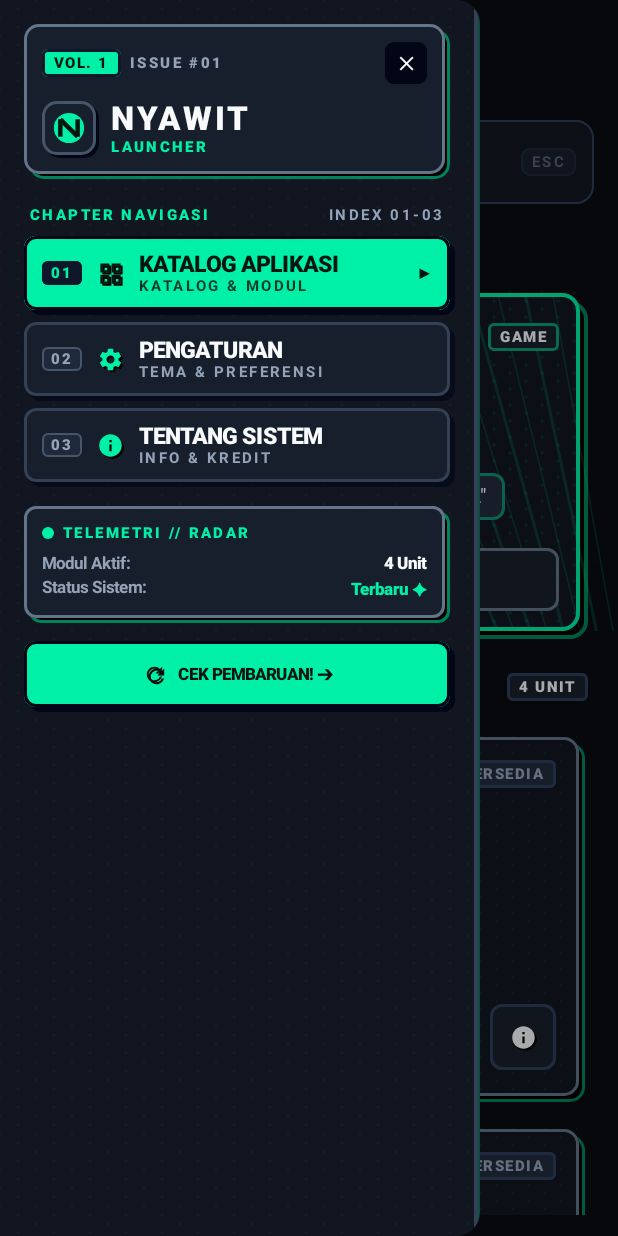
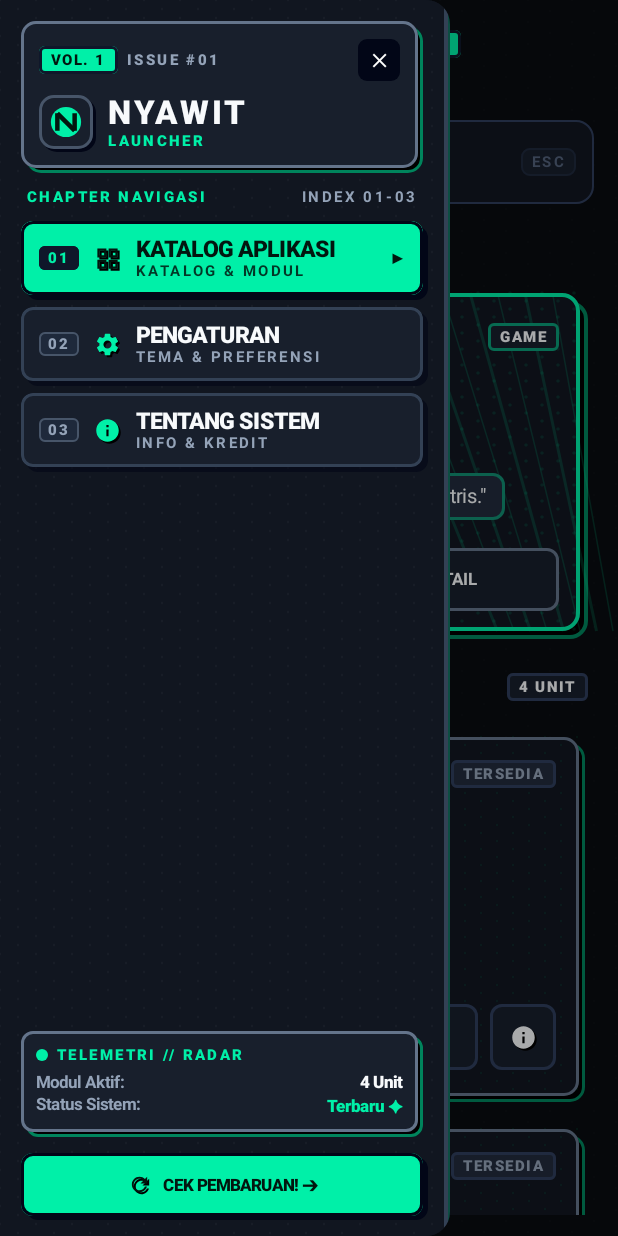
Before and after one commit to nyawit-dev/nyawit-launcher, an Android app built with Jetpack Compose: the screen it shows after launch (MainActivity), after a tap on "Menu", on a phone screen of 412 x 824 dp. Run offline under Robolectric (Android 15) with nearby library versions, the phone set to English and light mode, and no system bars; our stand-ins replace Compose Multiplatform resources.

Commit message:
fix(ui): calibrate TV scale factor and ensure all sidebar items and spotlight buttons fit cleanly

```diff
--- a/shared/src/commonMain/kotlin/dev/nyawit/launcher/feature/catalog/ui/CatalogParts.kt
+++ b/shared/src/commonMain/kotlin/dev/nyawit/launcher/feature/catalog/ui/CatalogParts.kt
@@ -419,7 +419,7 @@ fun FeaturedApp(
     val c = LocalNyawitColors.current
     val responsiveScale = LocalResponsiveScale.current
     val profile = rememberDeviceProfile()
-    val isCompact = profile.kind == ScreenKind.PHONE || profile.widthDp < 680f
+    val isCompact = profile.kind == ScreenKind.PHONE || profile.kind == ScreenKind.TV || profile.widthDp < 960f
 
     ComicPanel(
         modifier = Modifier
--- a/shared/src/commonMain/kotlin/dev/nyawit/launcher/feature/catalog/ui/CatalogScreen.kt
+++ b/shared/src/commonMain/kotlin/dev/nyawit/launcher/feature/catalog/ui/CatalogScreen.kt
@@ -439,9 +439,11 @@ fun CatalogScreen(modifier: Modifier, platformContext: Any?) {
                             )
                             Text(
                                 "ISSUE #1 // " + NyawitStrings.NAV_APPS.uppercase(),
-                                style = NyawitType.Wordmark,
+                                style = NyawitType.Title,
                                 fontWeight = FontWeight.Black,
                                 color = c.Text,
+                                maxLines = 1,
+                                softWrap = false,
                             )
                             ComicBadge(
                                 text = "EDISI UTAMA",
--- a/shared/src/commonMain/kotlin/dev/nyawit/launcher/feature/catalog/ui/Navigation.kt
+++ b/shared/src/commonMain/kotlin/dev/nyawit/launcher/feature/catalog/ui/Navigation.kt
@@ -87,8 +87,13 @@ fun AppSidebar(
             Column(
                 Modifier
                     .fillMaxSize()
-                    .padding(responsiveScale.dp(16))
-                    .verticalScroll(rememberScrollState()),
+                    .padding(14.dp),
+                verticalArrangement = Arrangement.SpaceBetween,
+            ) {
+                // Top Bay: Masthead + Section Title + 3 Chapter Nav Items
+                Column(
+                    modifier = Modifier.fillMaxWidth(),
+                    verticalArrangement = Arrangement.spacedBy(10.dp),
                 ) {
                     // Comic Masthead & Brand Header
                     ComicPanel(
@@ -98,7 +103,7 @@ fun AppSidebar(
                         backgroundColor = c.SurfaceRaised,
                         shape = RoundedCornerShape(10.dp),
                     ) {
-                    Column(Modifier.padding(responsiveScale.dp(12))) {
+                        Column(Modifier.padding(12.dp)) {
                             Row(
                                 Modifier.fillMaxWidth(),
                                 verticalAlignment = Alignment.CenterVertically,
@@ -121,7 +126,7 @@ fun AppSidebar(
                                 if (onClose != null) {
                                     Box(
                                         modifier = Modifier
-                                        .size(responsiveScale.dp(28))
+                                            .size(28.dp)
                                             .background(
                                                 if (c.isDark) Color(0xFF020617) else Color(0xFF0F172A),
                                                 RoundedCornerShape(6.dp)
@@ -139,7 +144,7 @@ fun AppSidebar(
                                 }
                             }
 
-                        Spacer(Modifier.height(10.dp))
+                            Spacer(Modifier.height(8.dp))
 
                             Row(
                                 Modifier.fillMaxWidth(),
@@ -168,8 +173,6 @@ fun AppSidebar(
                         }
                     }
 
-                Spacer(Modifier.height(responsiveScale.dp(18)))
-
                     // Navigation Chapters Header
                     Row(
                         Modifier.fillMaxWidth().padding(horizontal = 4.dp),
@@ -194,19 +197,17 @@ fun AppSidebar(
                         )
                     }
 
-                Spacer(Modifier.height(responsiveScale.dp(8)))
-
-                // Comic Chapter Navigation Items
+                    // Comic Chapter Navigation Items (All 3 items guaranteed visible)
                     Column(
-                    modifier = Modifier.weight(1f, fill = false),
-                    verticalArrangement = Arrangement.spacedBy(responsiveScale.dp(8)),
+                        modifier = Modifier.fillMaxWidth(),
+                        verticalArrangement = Arrangement.spacedBy(8.dp),
                     ) {
                         NavItem(
                             chapter = "01",
                             label = NyawitStrings.NAV_APPS,
                             subtitle = "KATALOG & MODUL",
                             selected = page == AppPage.APPS,
-                        icon = { iconColor -> GridIcon(Modifier.size(responsiveScale.dp(18)), iconColor) },
+                            icon = { iconColor -> GridIcon(Modifier.size(18.dp), iconColor) },
                             onClick = { onNavigate(AppPage.APPS); onClose?.invoke() },
                         )
                         NavItem(
@@ -214,7 +215,7 @@ fun AppSidebar(
                             label = NyawitStrings.NAV_SETTINGS,
                             subtitle = "TEMA & PREFERENSI",
                             selected = page == AppPage.SETTINGS,
-                        icon = { iconColor -> SettingsIcon(Modifier.size(responsiveScale.dp(18)), iconColor) },
+                            icon = { iconColor -> SettingsIcon(Modifier.size(18.dp), iconColor) },
                             onClick = { onNavigate(AppPage.SETTINGS); onClose?.invoke() },
                         )
                         NavItem(
@@ -222,14 +223,17 @@ fun AppSidebar(
                             label = NyawitStrings.NAV_ABOUT,
                             subtitle = "INFO & KREDIT",
                             selected = page == AppPage.ABOUT,
-                        icon = { iconColor -> InfoIcon(Modifier.size(responsiveScale.dp(18)), iconColor) },
+                            icon = { iconColor -> InfoIcon(Modifier.size(18.dp), iconColor) },
                             onClick = { onNavigate(AppPage.ABOUT); onClose?.invoke() },
                         )
                     }
+                }
 
-                Spacer(Modifier.height(responsiveScale.dp(16)))
-
-                // Comic Telemetry Strip
+                // Bottom Bay: Telemetry Strip + Check Update Action Button
+                Column(
+                    modifier = Modifier.fillMaxWidth(),
+                    verticalArrangement = Arrangement.spacedBy(10.dp),
+                ) {
                     ComicPanel(
                         modifier = Modifier.fillMaxWidth(),
                         borderWidth = 2.dp,
@@ -237,11 +241,11 @@ fun AppSidebar(
                         backgroundColor = c.SurfaceRaised,
                         shape = RoundedCornerShape(8.dp),
                     ) {
-                    Column(Modifier.padding(responsiveScale.dp(12))) {
+                        Column(Modifier.padding(10.dp)) {
                             Row(verticalAlignment = Alignment.CenterVertically) {
                                 Box(
                                     Modifier
-                                    .size(responsiveScale.dp(8))
+                                        .size(8.dp)
                                         .background(
                                             if (updateCount > 0 || updateTag != null) c.Warning else c.Primary,
                                             CircleShape,
@@ -255,12 +259,12 @@ fun AppSidebar(
                                     fontWeight = FontWeight.Black,
                                 )
                             }
-                        Spacer(Modifier.height(8.dp))
+                            Spacer(Modifier.height(6.dp))
                             Row(Modifier.fillMaxWidth(), horizontalArrangement = Arrangement.SpaceBetween) {
                                 Text("Modul Aktif:", style = NyawitType.Caption, color = c.Muted, fontWeight = FontWeight.Bold, maxLines = 1, softWrap = false)
                                 Text("$total Unit", style = NyawitType.Caption, color = c.Text, fontWeight = FontWeight.Black, maxLines = 1, softWrap = false)
                             }
-                        Spacer(Modifier.height(3.dp))
+                            Spacer(Modifier.height(2.dp))
                             Row(Modifier.fillMaxWidth(), horizontalArrangement = Arrangement.SpaceBetween) {
                                 Text("Status Sistem:", style = NyawitType.Caption, color = c.Muted, fontWeight = FontWeight.Bold, maxLines = 1, softWrap = false)
                                 Text(
@@ -277,14 +281,12 @@ fun AppSidebar(
                         }
                     }
 
-                Spacer(Modifier.height(responsiveScale.dp(12)))
-
                     // Check Update Action Button with Comic Offset Shadow
                     Box(Modifier.fillMaxWidth()) {
                         Box(
                             Modifier
                                 .fillMaxWidth()
-                            .height(responsiveScale.dp(44))
+                                .height(42.dp)
                                 .offset(3.dp, 3.dp)
                                 .background(
                                     if (c.isDark) Color(0xFF020617) else Color(0xFF0F172A),
@@ -303,19 +305,19 @@ fun AppSidebar(
                             border = BorderStroke(2.dp, if (c.isDark) Color(0xFF020617) else Color(0xFF0F172A)),
                             modifier = Modifier
                                 .fillMaxWidth()
-                            .height(responsiveScale.dp(44))
+                                .height(42.dp)
                                 .tvFocusHighlight(RoundedCornerShape(8.dp), 1f),
                         ) {
                             if (selfBusy) {
                                 CircularProgressIndicator(
-                                Modifier.size(responsiveScale.dp(14)),
+                                    Modifier.size(14.dp),
                                     strokeWidth = 2.dp,
                                     color = if (updateCount > 0 || updateTag != null) c.OnWarning else c.OnPrimary,
                                 )
                                 Spacer(Modifier.width(8.dp))
                             } else {
                                 SyncIcon(
-                                Modifier.size(responsiveScale.dp(15)),
+                                    Modifier.size(15.dp),
                                     if (updateCount > 0 || updateTag != null) c.OnWarning else c.OnPrimary,
                                 )
                                 Spacer(Modifier.width(8.dp))
@@ -327,6 +329,7 @@ fun AppSidebar(
                                 maxLines = 1,
                                 softWrap = false,
                             )
+                        }
                     }
                 }
             }
```
Also changed, not shown: shared/src/commonMain/kotlin/dev/nyawit/launcher/core/ui/Responsive.kt (+9 -9 lines). Lines whose indentation alone changed are shown as unchanged.
